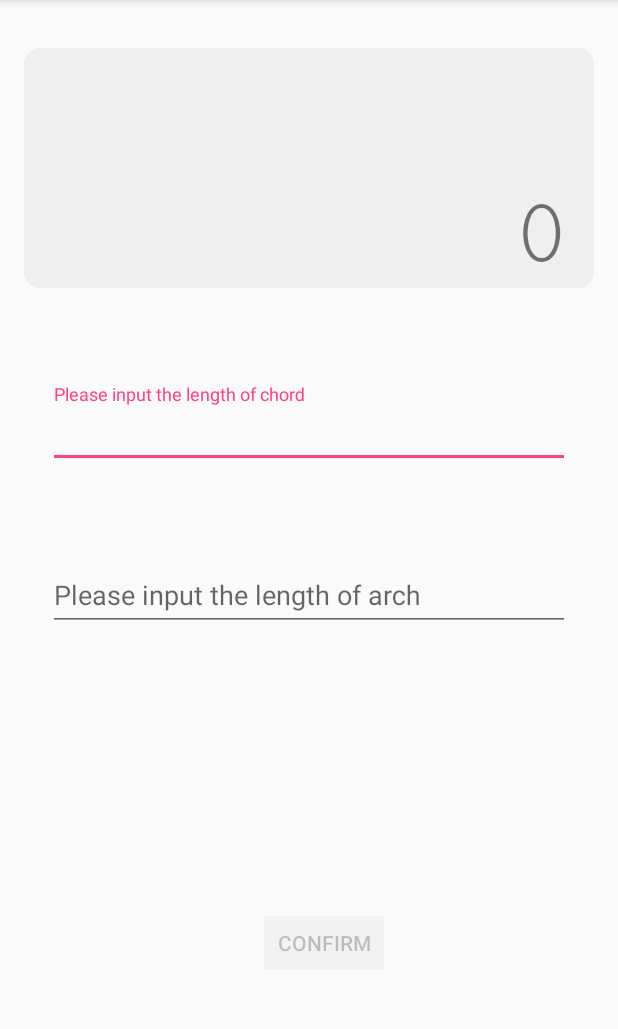
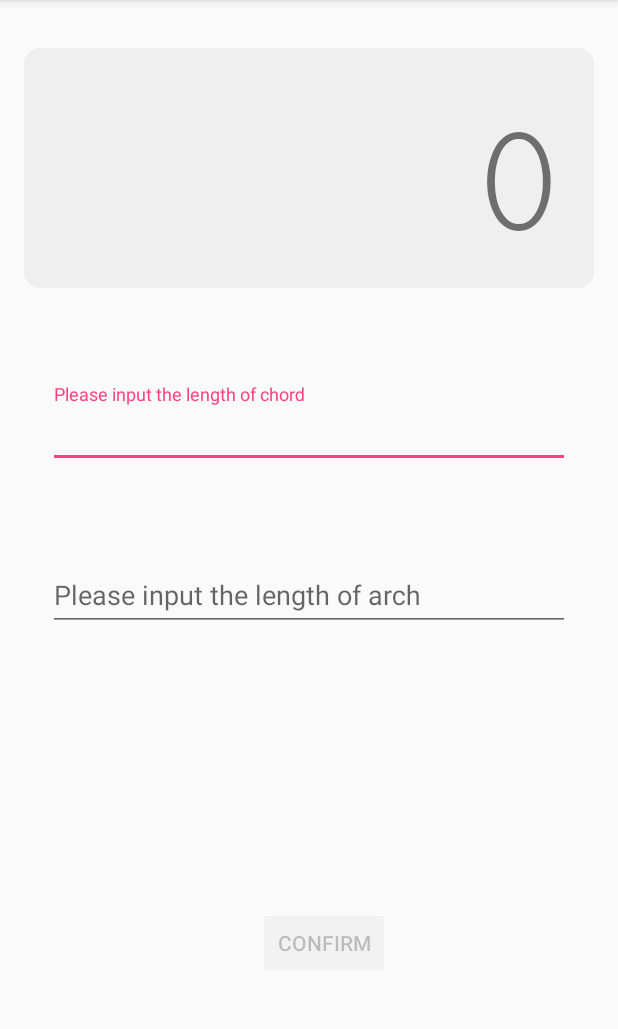
Before and after one commit to guikarist/radius-calculator, an Android app: the screen it shows after launch (MainActivity), on a phone screen of 412 x 824 dp, the part 84-1113 px from its top. Run offline under Robolectric (Android 15) with nearby library versions, the phone set to English and light mode, and no system bars.

```diff
--- a/app/build.gradle
+++ b/app/build.gradle
@@ -7,7 +7,7 @@ android {
         minSdkVersion 26
         targetSdkVersion 28
         versionCode 1
-        versionName "1.0.9"
+        versionName "1.0.10"
         testInstrumentationRunner "android.support.test.runner.AndroidJUnitRunner"
     }
     buildTypes {
--- a/app/src/main/java/me/doudouand/radiuscalculator/MainActivity.java
+++ b/app/src/main/java/me/doudouand/radiuscalculator/MainActivity.java
@@ -15,7 +15,7 @@ import java.util.Locale;
 
 public class MainActivity extends AppCompatActivity {
     public static final String EXTRA_MESSAGE = "me.doudouand.radiuscalculator.MESSAGE";
-    public static final String STATE_RESULT = "calculateResult";
+    private static final String STATE_RESULT = "calculateResult";
 
     private TextInputEditText mArchInput;
     private TextInputEditText mChordInput;
@@ -24,7 +24,7 @@ public class MainActivity extends AppCompatActivity {
 
     private boolean isEmpty(TextInputEditText v) {
         if (v.getText() == null) {
-            throw new NullPointerException("In isEmpty() function");
+            throw new NullPointerException();
         }
         return v.getText().toString().trim().length() == 0;
     }
@@ -32,7 +32,7 @@ public class MainActivity extends AppCompatActivity {
     private boolean isZero(TextInputEditText v) {
         if (!isEmpty(v)) {
             if (v.getText() == null) {
-                throw new NullPointerException("In isZero() function");
+                throw new NullPointerException();
             }
 
             return Double.parseDouble(v.getText().toString()) == 0;
@@ -122,10 +122,13 @@ public class MainActivity extends AppCompatActivity {
     }
 
     private String nicelyFormatDouble(double d) {
-        if (d == Math.round(d))
+        if (d == Math.round(d)) {
             return String.format(Locale.getDefault(), "%d", Math.round(d));
-        else
-            return String.format(Locale.getDefault(), "%.7s", d);
+        } else if (d < Math.pow(10, 8)) {
+            return String.format(Locale.getDefault(), "%s", Math.round(d * 1000) / 1000.0);
+        } else {
+            return String.format(Locale.getDefault(), "%.3e", d);
+        }
     }
 
     private void setError(TextInputEditText v, String str) {
--- a/app/src/main/res/layout/activity_main.xml
+++ b/app/src/main/res/layout/activity_main.xml
@@ -15,7 +15,9 @@
         android:layout_marginEnd="16dp"
         android:layout_marginStart="16dp"
         android:layout_marginTop="32dp"
-        android:textSize="65sp"
+        android:autoSizeTextType="uniform"
+        android:maxLines="1"
+        android:minLines="1"
         app:layout_constraintBottom_toTopOf="@+id/guideline"
         app:layout_constraintEnd_toEndOf="parent"
         app:layout_constraintStart_toStartOf="parent"
--- a/app/src/main/res/values/styles.xml
+++ b/app/src/main/res/values/styles.xml
@@ -10,9 +10,14 @@
     <style name="ResultAreaStyle" parent="@android:style/Widget.TextView">
         <item name="android:background">@drawable/rounded_corner</item>
         <item name="android:gravity">end|bottom</item>
-        <item name="android:paddingEnd">15dp</item>
-        <item name="android:paddingStart">0dp</item>
+        <item name="android:paddingEnd">16dp</item>
+        <item name="android:paddingStart">16dp</item>
+        <item name="android:paddingTop">0dp</item>
+        <item name="android:paddingBottom">8dp</item>
         <item name="android:fontFamily">serif-monospace</item>
+        <item name="android:autoSizeTextType">uniform</item>
+        <item name="android:maxLines">1</item>
+        <item name="android:minLines">1</item>
     </style>
 
     <style name="CustomButtonStyle" parent="Widget.AppCompat.Button.Colored">
```
Also changed, not shown: 2 other files.
